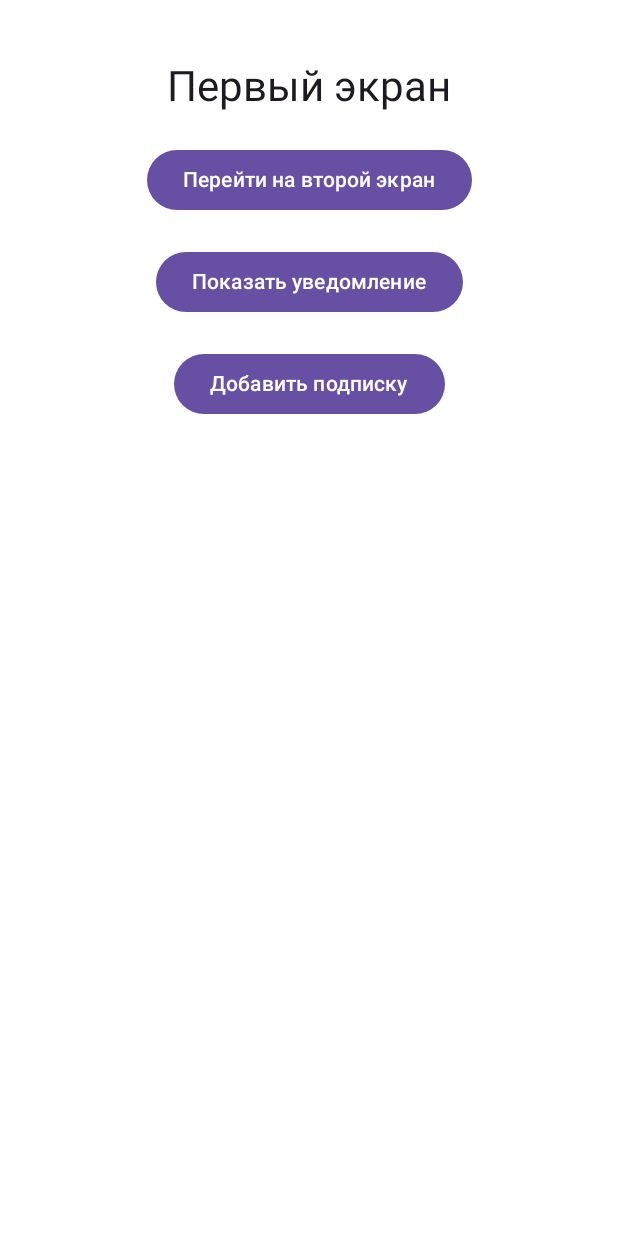
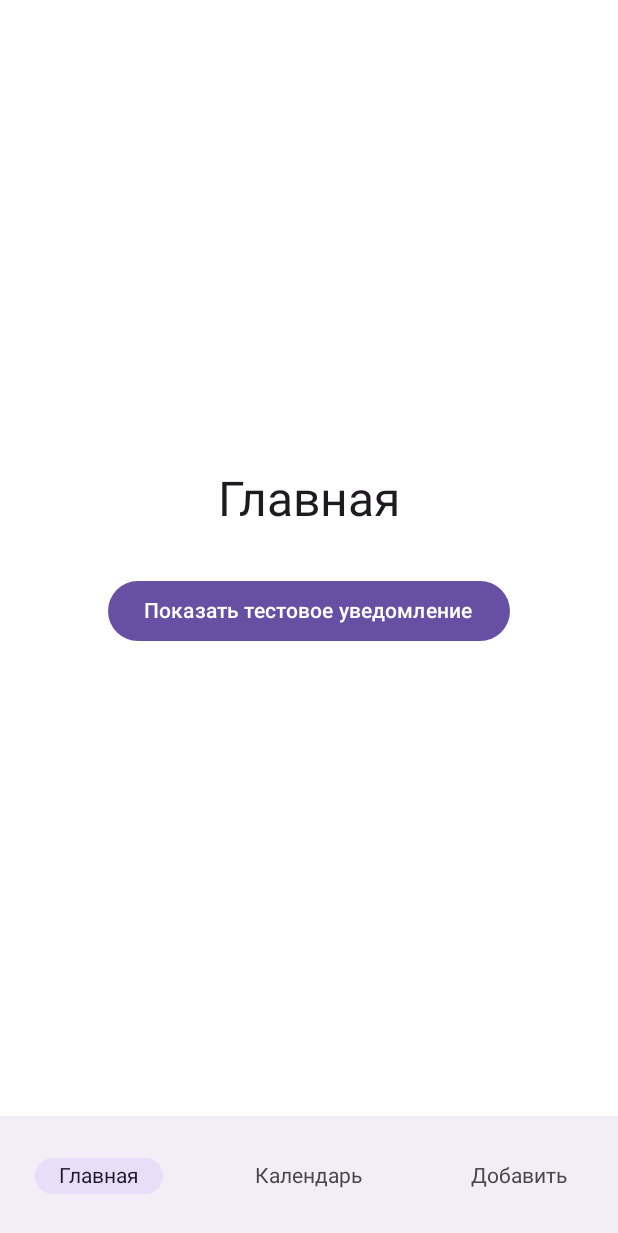
Before and after one commit to polinaionina/SubPro, an Android app built with Jetpack Compose: the screen it shows after launch (MainActivity), on a phone screen of 412 x 824 dp. Shown: the top 1233 px of the screen. Run offline under Robolectric (Android 15) with nearby library versions, the phone set to English and light mode, and no system bars.

Commit message:
нижняя панелька

```diff
--- a/MyApp/app/src/main/java/com/example/subpro/MainActivity.kt
+++ b/MyApp/app/src/main/java/com/example/subpro/MainActivity.kt
@@ -30,6 +30,15 @@ import androidx.compose.ui.platform.LocalContext
 import com.example.subpro.data.SubscriptionService
 import com.example.subpro.model.Subscription
 import com.example.subpro.model.nextPayment
+import com.example.subpro.ui.theme.getDayText
+import com.example.subpro.ui.theme.asRussianText
+
+// Определяем возможные экраны для навигации
+sealed class Screen(val route: String) {
+    object Main : Screen("main")
+    object Calendar : Screen("calendar")
+    object Add : Screen("add")
+}
 
 class MainActivity : ComponentActivity() {
 
@@ -44,7 +53,7 @@ class MainActivity : ComponentActivity() {
         createNotificationChannel()
 
         setContent {
-            TwoScreenApp(
+            AppNavigation(
                 onSendNotification = { requestNotificationPermissionAndSend() }
             )
         }
@@ -113,53 +122,79 @@ class MainActivity : ComponentActivity() {
 
 
 @Composable
-fun TwoScreenApp(onSendNotification: () -> Unit) {
-    var screen by remember { mutableStateOf("main") }
+fun AppNavigation(onSendNotification: () -> Unit) {
+    var currentScreen by remember { mutableStateOf<Screen>(Screen.Main) }
 
-    Surface(modifier = Modifier.fillMaxSize(), color = Color.White) {
-        Column(
-            modifier = Modifier.fillMaxSize(),
-            horizontalAlignment = Alignment.CenterHorizontally
+    Scaffold(
+        bottomBar = {
+            BottomNavigationBar(
+                currentScreen = currentScreen,
+                onScreenSelected = { currentScreen = it }
+            )
+        }
+    ) { paddingValues ->
+        Surface(
+            modifier = Modifier
+                .fillMaxSize()
+                .padding(paddingValues),
+            color = Color.White
         ) {
-            if (screen == "main") {
-
-                Spacer(Modifier.height(40.dp))
-                Text("Первый экран", style = MaterialTheme.typography.headlineMedium)
-                Spacer(Modifier.height(20.dp))
-
-                Button(onClick = { screen = "calendar" }) {
-                    Text("Перейти на второй экран")
-                }
-
-                Spacer(Modifier.height(20.dp))
-
-                Button(onClick = { onSendNotification() }) {
-                    Text("Показать уведомление")
-                }
-
-                Spacer(Modifier.height(20.dp))
-
-                Button(onClick = { screen = "add" }) {
-                    Text("Добавить подписку")
-                }
-
-            } else if (screen == "calendar") {
-
-                Spacer(Modifier.height(20.dp))
-                Button(onClick = { screen = "main" }) { Text("Назад") }
-                Spacer(Modifier.height(20.dp))
-                CalendarScreen()
-
-            } else if (screen == "add") {
-
-                AddSubscriptionScreen(
+            when (currentScreen) {
+                is Screen.Main -> MainScreen(onSendNotification = onSendNotification)
+                is Screen.Calendar -> CalendarScreen()
+                is Screen.Add -> AddSubscriptionScreen(
                     context = LocalContext.current,
-                    onBack = { screen = "main" }
+                    onBack = { currentScreen = Screen.Main }
                 )
             }
         }
     }
 }
+
+@Composable
+fun BottomNavigationBar(
+    currentScreen: Screen,
+    onScreenSelected: (Screen) -> Unit
+) {
+    NavigationBar {
+        val items = listOf(
+            Screen.Main to "Главная", // ИЗМЕНЕНО: "1" на "Главная"
+            Screen.Calendar to "Календарь",
+            Screen.Add to "Добавить"
+        )
+
+        items.forEach { (screen, label) ->
+            NavigationBarItem(
+                // ИЗМЕНЕНО: icon теперь содержит только текст, который мы хотим видеть
+                icon = { Text(label) },
+                // ИЗМЕНЕНО: label теперь не содержит дублирующего текста,
+                // оставляем только для соответствия API, но без дублирования.
+                label = null,
+                selected = currentScreen == screen,
+                onClick = { onScreenSelected(screen) }
+            )
+        }
+    }
+}
+
+@Composable
+fun MainScreen(onSendNotification: () -> Unit) {
+    Column(
+        modifier = Modifier.fillMaxSize().padding(16.dp),
+        horizontalAlignment = Alignment.CenterHorizontally,
+        verticalArrangement = Arrangement.Center
+    ) {
+        Text("Главная", style = MaterialTheme.typography.headlineLarge)
+
+        Spacer(Modifier.height(30.dp))
+        Button(onClick = { onSendNotification() }) {
+            Text("Показать тестовое уведомление")
+        }
+    }
+}
+
+// Функции CalendarScreen, CalendarMonthView, SubscriptionDetails и generateDaysForMonth
+// остаются без изменений для сохранения функционала.
 
 @Composable
 fun CalendarScreen() {
```
